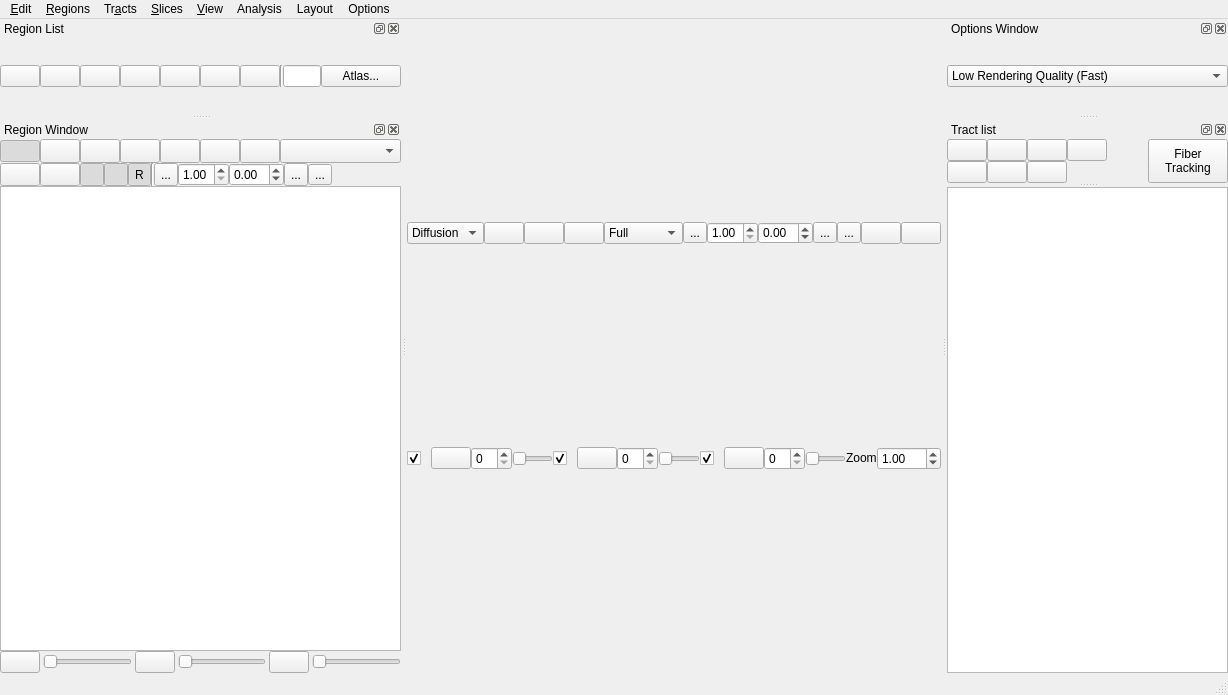
Above: tracking/tracking_window.ui from frankyeh/DSI-Studio before the change. Below: the same form after it.
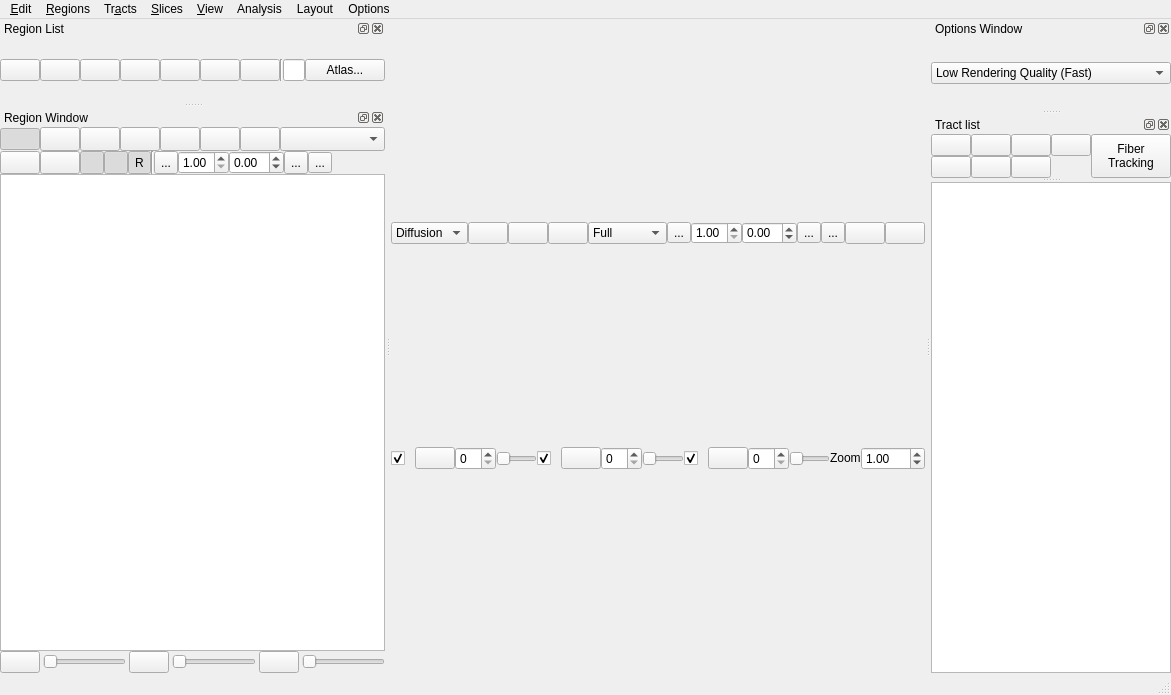
That is the form after the change. Icons and pictures are not drawn. Custom widgets are drawn as their Qt base class.

Commit message: [GUI] reduce in size for tracking window widget

Diff of the .ui file:
```diff
--- a/tracking/tracking_window.ui
+++ b/tracking/tracking_window.ui
@@ -641,8 +641,8 @@
    </property>
    <property name="minimumSize">
     <size>
-     <width>401</width>
-     <height>48</height>
+     <width>0</width>
+     <height>0</height>
     </size>
    </property>
    <property name="maximumSize">
@@ -896,8 +896,8 @@
    </property>
    <property name="minimumSize">
     <size>
-     <width>173</width>
-     <height>44</height>
+     <width>0</width>
+     <height>0</height>
     </size>
    </property>
    <property name="windowTitle">
@@ -1262,8 +1262,8 @@
    </property>
    <property name="minimumSize">
     <size>
-     <width>281</width>
-     <height>156</height>
+     <width>0</width>
+     <height>0</height>
     </size>
    </property>
    <property name="maximumSize">
@@ -1623,8 +1623,8 @@
    </property>
    <property name="minimumSize">
     <size>
-     <width>292</width>
-     <height>171</height>
+     <width>0</width>
+     <height>0</height>
     </size>
    </property>
    <property name="floating">
```
